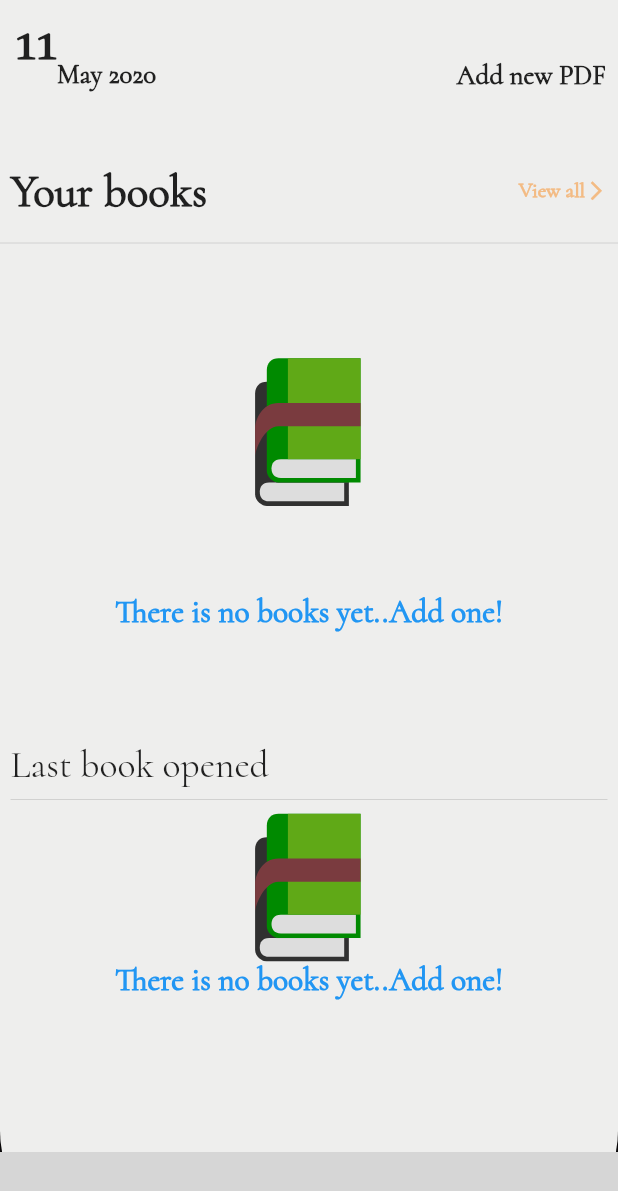
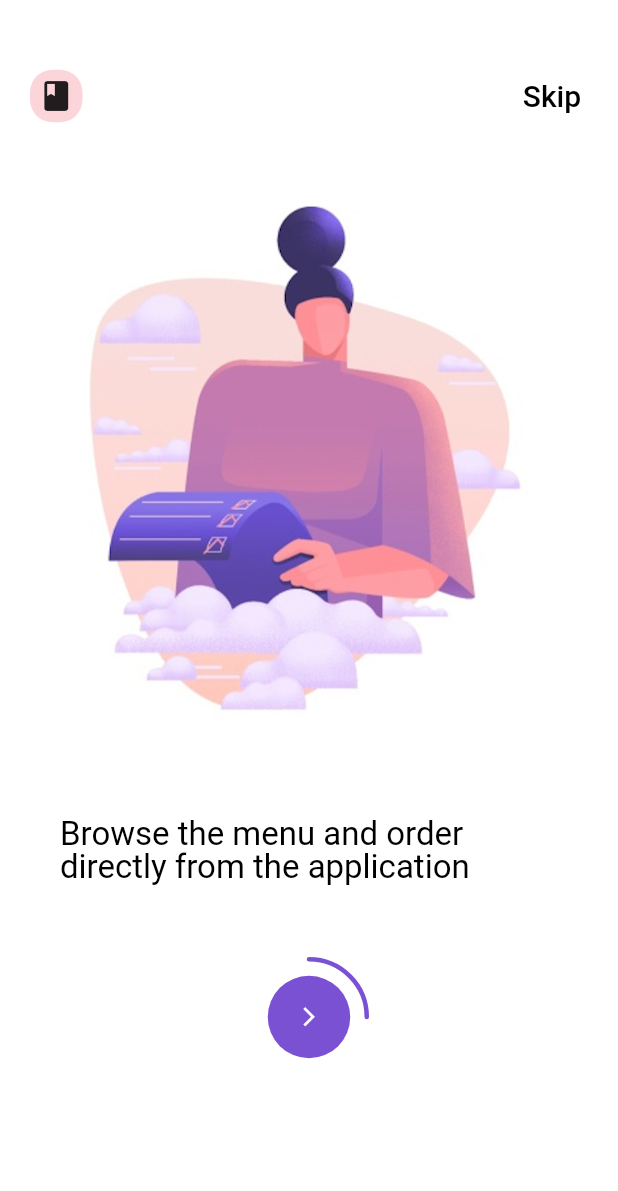
Before and after one commit to MahmoudAshours/Copia, a Flutter app: the screen it shows after launch, on a phone screen of 412 x 824 dp. Shown: the top 1191 px of the screen. Run offline on Flutter 3.47's test engine with Material 2 defaults, Android fonts, the phone set to English and light mode, and no system bars; our stand-ins replace file_picker, flutter_svg, google_fonts, hive, hive_flutter, image_picker and 3 more; missing offline and left inert: fab_circular_menu, majesty; accounts and stored records are empty; generated files the repository leaves out were written again; Roboto replaces fonts that are missing (CM Sans Serif); grey boxes are pictures that could not be loaded.

Commit message:
Added onboarding intro screen

```diff
--- /dev/null
+++ b/lib/Screens/IntroScreen/circle_progress_bar.dart
@@ -0,0 +1,194 @@
+import 'dart:math' as Math;
+
+import 'package:flutter/widgets.dart';
+
+/// Draws a circular animated progress bar.
+class CircleProgressBar extends StatefulWidget {
+  final Duration animationDuration;
+  final Color backgroundColor;
+  final Color foregroundColor;
+  final double value;
+
+  const CircleProgressBar({
+    Key key,
+    this.animationDuration,
+    this.backgroundColor,
+    @required this.foregroundColor,
+    @required this.value,
+  }) : super(key: key);
+
+  @override
+  CircleProgressBarState createState() {
+    return CircleProgressBarState();
+  }
+}
+
+class CircleProgressBarState extends State<CircleProgressBar>
+    with SingleTickerProviderStateMixin {
+  // Used in tweens where a backgroundColor isn't given.
+  static const TRANSPARENT = Color(0x00000000);
+  AnimationController _controller;
+
+  Animation<double> curve;
+  Tween<double> valueTween;
+  Tween<Color> backgroundColorTween;
+  Tween<Color> foregroundColorTween;
+
+  @override
+  void initState() {
+    super.initState();
+
+    this._controller = AnimationController(
+      duration: this.widget.animationDuration ?? const Duration(seconds: 1),
+      vsync: this,
+    );
+
+    this.curve = CurvedAnimation(
+      parent: this._controller,
+      curve: Curves.easeInOut,
+    );
+
+    // Build the initial required tweens.
+    this.valueTween = Tween<double>(
+      begin: 0,
+      end: this.widget.value,
+    );
+
+    this._controller.forward();
+  }
+
+  @override
+  void didUpdateWidget(CircleProgressBar oldWidget) {
+    super.didUpdateWidget(oldWidget);
+
+    if (this.widget.value != oldWidget.value) {
+      // Try to start with the previous tween's end value. This ensures that we
+      // have a smooth transition from where the previous animation reached.
+      double beginValue =
+          this.valueTween?.evaluate(this.curve) ?? oldWidget?.value ?? 0;
+
+      // Update the value tween.
+      this.valueTween = Tween<double>(
+        begin: beginValue,
+        end: this.widget.value ?? 1,
+      );
+
+      // Clear cached color tweens when the color hasn't changed.
+      if (oldWidget?.backgroundColor != this.widget.backgroundColor) {
+        this.backgroundColorTween = ColorTween(
+          begin: oldWidget?.backgroundColor ?? TRANSPARENT,
+          end: this.widget.backgroundColor ?? TRANSPARENT,
+        );
+      } else {
+        this.backgroundColorTween = null;
+      }
+
+      if (oldWidget.foregroundColor != this.widget.foregroundColor) {
+        this.foregroundColorTween = ColorTween(
+          begin: oldWidget?.foregroundColor,
+          end: this.widget.foregroundColor,
+        );
+      } else {
+        this.foregroundColorTween = null;
+      }
+
+      this._controller
+        ..value = 0
+        ..forward();
+    }
+  }
+
+  @override
+  void dispose() {
+    this._controller.dispose();
+    super.dispose();
+  }
+
+  @override
+  Widget build(BuildContext context) {
+    return AspectRatio(
+      aspectRatio: 1,
+      child: AnimatedBuilder(
+        animation: this.curve,
+        child: Container(),
+        builder: (context, child) {
+          final backgroundColor =
+              this.backgroundColorTween?.evaluate(this.curve) ??
+                  this.widget.backgroundColor;
+          final foregroundColor =
+              this.foregroundColorTween?.evaluate(this.curve) ??
+                  this.widget.foregroundColor;
+
+          return CustomPaint(
+            child: child,
+            foregroundPainter: CircleProgressBarPainter(
+              backgroundColor: backgroundColor,
+              foregroundColor: foregroundColor,
+              percentage: this.valueTween.evaluate(this.curve),
+            ),
+          );
+        },
+      ),
+    );
+  }
+}
+
+// Draws the progress bar.
+class CircleProgressBarPainter extends CustomPainter {
+  final double percentage;
+  final double strokeWidth;
+  final Color backgroundColor;
+  final Color foregroundColor;
+
+  CircleProgressBarPainter({
+    this.backgroundColor,
+    @required this.foregroundColor,
+    @required this.percentage,
+    double strokeWidth,
+  }) : this.strokeWidth = strokeWidth ?? 3;
+
+  @override
+  void paint(Canvas canvas, Size size) {
+    final Offset center = size.center(Offset.zero);
+    final Size constrainedSize =
+        size - Offset(this.strokeWidth, this.strokeWidth);
+    final shortestSide =
+    Math.min(constrainedSize.width, constrainedSize.height);
+    final foregroundPaint = Paint()
+      ..color = this.foregroundColor
+      ..strokeWidth = this.strokeWidth
+      ..strokeCap = StrokeCap.round
+      ..style = PaintingStyle.stroke;
+    final radius = (shortestSide / 2);
+
+    // Start at the top. 0 radians represents the right edge
+    final double startAngle = -(2 * Math.pi * 0.25);
+    final double sweepAngle = (2 * Math.pi * (this.percentage ?? 0));
+
+    // Don't draw the background if we don't have a background color
+    if (this.backgroundColor != null) {
+      final backgroundPaint = Paint()
+        ..color = this.backgroundColor
+        ..strokeWidth = this.strokeWidth
+        ..style = PaintingStyle.stroke;
+      canvas.drawCircle(center, radius, backgroundPaint);
+    }
+
+    canvas.drawArc(
+      Rect.fromCircle(center: center, radius: radius),
+      startAngle,
+      sweepAngle,
+      false,
+      foregroundPaint,
+    );
+  }
+
+  @override
+  bool shouldRepaint(CustomPainter oldDelegate) {
+    final oldPainter = (oldDelegate as CircleProgressBarPainter);
+    return oldPainter.percentage != this.percentage ||
+        oldPainter.backgroundColor != this.backgroundColor ||
+        oldPainter.foregroundColor != this.foregroundColor ||
+        oldPainter.strokeWidth != this.strokeWidth;
+  }
+}
--- /dev/null
+++ b/lib/Screens/IntroScreen/intro_screen.dart
@@ -0,0 +1,198 @@
+import 'package:copia/Screens/ControllerScreen/controller_screen.dart';
+import 'package:flutter/material.dart';
+import 'package:flutter/services.dart';
+import 'package:shared_preferences/shared_preferences.dart';
+import 'styles.dart';
+import 'circle_progress_bar.dart';
+
+class IntroScreen extends StatefulWidget {
+  @override
+  _IntroScreenState createState() => _IntroScreenState();
+}
+
+class _IntroScreenState extends State<IntroScreen> {
+  List<String> nameImages = [
+    'assets/images/onboarding3.png',
+    'assets/images/onboarding4.png',
+    'assets/images/onboarding5.png',
+    'assets/images/onboarding3.png'
+  ];
+
+  List<String> nameTitles = [
+    '',
+    '',
+    '',
+    '',
+  ];
+
+  List<String> nameSubTitles = [
+    'Browse the menu and order directly from the application',
+    'Your order will be immediately collected and',
+    'Pick up delivery at your door and enjoy groceries',
+    'Browse the menu and order directly from the application'
+  ];
+
+  final int _numPages = 4;
+  final PageController _pageController = PageController(initialPage: 0);
+  int _currentPage = 0;
+
+  double progressPercent = 0;
+
+  @override
+  void initState() {
+    super.initState();
+  }
+
+  @override
+  Widget build(BuildContext context) {
+    return Scaffold(
+      body: AnnotatedRegion<SystemUiOverlayStyle>(
+        value: SystemUiOverlayStyle.light,
+        child: Container(
+          decoration: BoxDecoration(
+            color: Colors.white,
+          ),
+          child: Padding(
+            padding: const EdgeInsets.symmetric(vertical: 40.0),
+            child: Column(
+              crossAxisAlignment: CrossAxisAlignment.stretch,
+              children: [
+                Row(
+                  mainAxisAlignment: MainAxisAlignment.spaceBetween,
+                  children: [
+                    Container(
+                      height: 35,
+                      width: 35,
+                      alignment: Alignment.centerRight,
+                      margin: EdgeInsets.only(left: 20),
+                      decoration: BoxDecoration(
+                        color: Color(0xFFFBD5D9),
+                        borderRadius: BorderRadius.circular(15),
+                      ),
+                      child: Center(child: Icon(Icons.book)),
+                    ),
+                    Container(
+                      alignment: Alignment.centerRight,
+                      child: FlatButton(
+                        onPressed: () => checkIntro().then((_) =>
+                            Navigator.of(context).push(MaterialPageRoute(
+                                builder: (_) => ControllerScreen()))),
+                        child: Text(
+                          'Skip',
+                          style: TextStyle(color: Colors.black, fontSize: 20),
+                        ),
+                      ),
+                    ),
+                  ],
+                ),
+                Container(
+                  height: 550.0,
+                  child: PageView(
+                    physics: ClampingScrollPhysics(),
+                    controller: _pageController,
+                    onPageChanged: (int page) =>
+                        setState(() => _currentPage = page),
+                    children: _buildListContentPage(),
+                  ),
+                ),
+                _customProgress(),
+              ],
+            ),
+          ),
+        ),
+      ),
+    );
+  }
+
+  Widget _customProgress() {
+    return Stack(
+      alignment: Alignment.center,
+      children: [
+        Container(
+          width: 80,
+          height: 80,
+          child: CircleProgressBar(
+            backgroundColor: Colors.white,
+            foregroundColor: Color(0xFF7B51D3),
+            value: ((_currentPage + 1) * 1.0 / _numPages),
+          ),
+        ),
+        Container(
+          height: 55,
+          width: 55,
+          decoration: BoxDecoration(
+            shape: BoxShape.circle,
+            color: Color(0xFF7B51D3),
+          ),
+          child: IconButton(
+            onPressed: () {
+              if (_pageController.page != _numPages - 1) {
+                _pageController.nextPage(
+                  duration: Duration(milliseconds: 500),
+                  curve: Curves.ease,
+                );
+              } else {
+                checkIntro().then((_) => Navigator.of(context).push(
+                    MaterialPageRoute(builder: (_) => ControllerScreen())));
+              }
+            },
+            icon: Icon(
+              Icons.arrow_forward_ios,
+              color: Colors.white,
+            ),
+            iconSize: 15,
+          ),
+        )
+      ],
+    );
+  }
+
+  List<Widget> _buildListContentPage() {
+    List<Widget> list = [];
+    for (int i = 0; i < _numPages; i++) {
+      list.add(
+        _buildMainContent(nameImages[i], nameTitles[i], nameSubTitles[i]),
+      );
+    }
+    return list;
+  }
+
+  Padding _buildMainContent(
+      String nameImage, String nameTitle, String nameSubTitle) {
+    return Padding(
+      padding: EdgeInsets.all(40),
+      child: Column(
+        crossAxisAlignment: CrossAxisAlignment.start,
+        children: [
+          Center(
+            child: Image(
+              image: AssetImage(nameImage),
+              height: 360.0,
+              width: 360.0,
+            ),
+          ),
+          SizedBox(
+            height: 9.0,
+          ),
+          Text(
+            nameTitle,
+            style: kTitleStyle,
+          ),
+          SizedBox(
+            height: 10.0,
+          ),
+          Text(
+            nameSubTitle,
+            style: kSubtitleStyle,
+            overflow: TextOverflow.clip,
+          ),
+        ],
+      ),
+    );
+  }
+
+  Future<bool> checkIntro() async {
+    SharedPreferences prefs = await SharedPreferences.getInstance();
+    return prefs.setBool('intro', false);
+  }
+}
--- /dev/null
+++ b/lib/Screens/IntroScreen/styles.dart
@@ -0,0 +1,16 @@
+import 'package:flutter/material.dart';
+
+final kTitleStyle = TextStyle(
+  color: Colors.black,
+  fontFamily: 'CM Sans Serif',
+  fontSize: 26.0,
+  height: 1.5,
+);
+
+final kSubtitleStyle = TextStyle(
+  color: Colors.black,
+  fontFamily: 'CM Sans Serif',
+  fontSize: 22.0,
+  height: 1.0,
+
+);
--- a/lib/app.dart
+++ /dev/null
@@ -1,16 +0,0 @@
-import 'package:copia/Screens/ControllerScreen/controller_screen.dart';
-import 'package:copia/providers.dart';
-import 'package:flutter/cupertino.dart';
-import 'package:flutter/material.dart';
-
-class MyApp extends StatelessWidget {
-  @override
-  Widget build(BuildContext context) {
-    return Providers(
-      child: MaterialApp(
-        debugShowCheckedModeBanner: false,
-        home: ControllerScreen(),
-      ),
-    );
-  }
-}
--- a/lib/main.dart
+++ b/lib/main.dart
@@ -1,8 +1,11 @@
 import 'package:copia/Hive/database.dart';
-import 'package:copia/app.dart';
+import 'package:copia/Screens/ControllerScreen/controller_screen.dart';
+import 'package:copia/providers.dart';
 import 'package:flutter/material.dart';
 import 'package:hive/hive.dart';
 import 'package:path_provider/path_provider.dart';
+import 'package:shared_preferences/shared_preferences.dart';
+import 'Screens/IntroScreen/intro_screen.dart';
 
 void main() async {
   WidgetsFlutterBinding.ensureInitialized();
@@ -10,5 +13,18 @@ void main() async {
   Hive.init(dir.path);
   Hive.registerAdapter(PDFDBAdapter());
   await Hive.openBox('name');
-  runApp(MyApp());
+  runApp(
+    Providers(
+      child: MaterialApp(
+        debugShowCheckedModeBanner: false,
+        home: await checkIntro() ? IntroScreen() : ControllerScreen(),
+      ),
+    ),
+  );
 }
+
+/// Check if it's the user first time in the app.
+Future<bool> checkIntro() async {
+  SharedPreferences prefs = await SharedPreferences.getInstance();
+  return prefs.getBool('intro') ?? true;
+}
--- a/pubspec.yaml
+++ b/pubspec.yaml
@@ -13,7 +13,6 @@ dependencies:
     sdk: flutter
   provider: ^4.0.5+1
   majesty: ^0.0.3
-  flutter_pdfview: ^1.0.1
   path_provider: ^1.6.7
   qr_flutter: ^3.2.0
   google_fonts: ^1.0.0
@@ -26,6 +25,7 @@ dependencies:
   hive_flutter: ^0.3.0+2
   hive: ^1.4.1+1
   native_pdf_view: ^3.1.0
+  shared_preferences: ^0.5.7+1
 
   cupertino_icons: ^0.1.3
 
```
Also changed, not shown: assets/images/onboarding3.png (added), assets/images/onboarding4.png (added), assets/images/onboarding5.png (added), pubspec.lock, 1 other file.
